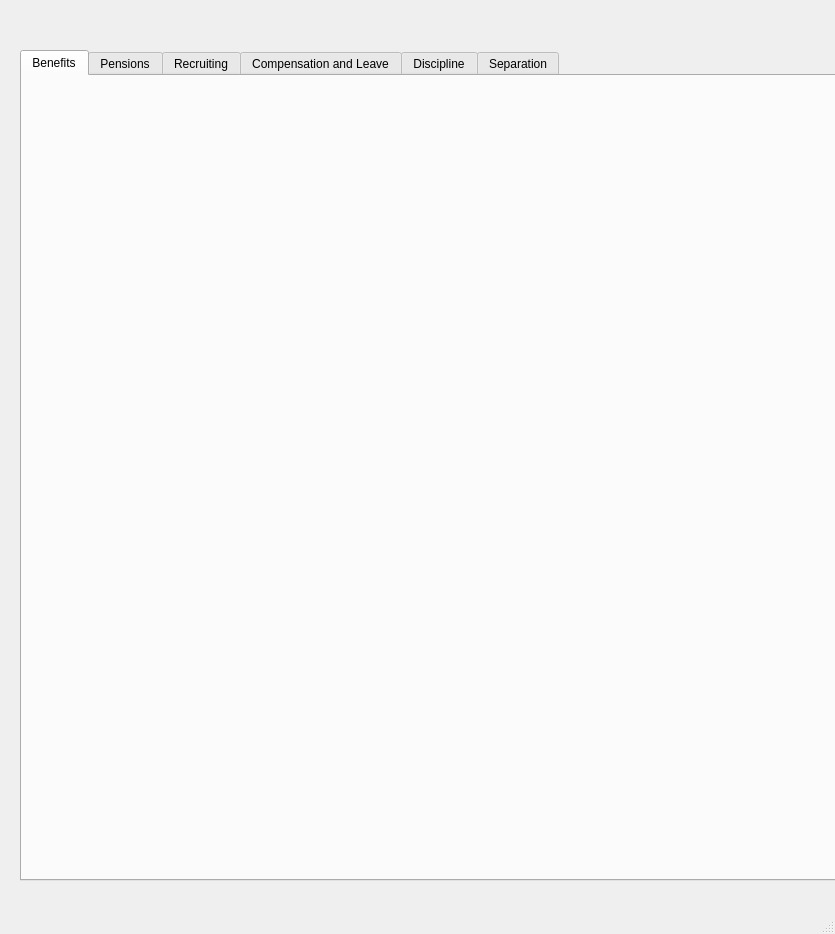
Qt form hrPortal.ui (i-Technology/HR_Portal) before a commit.
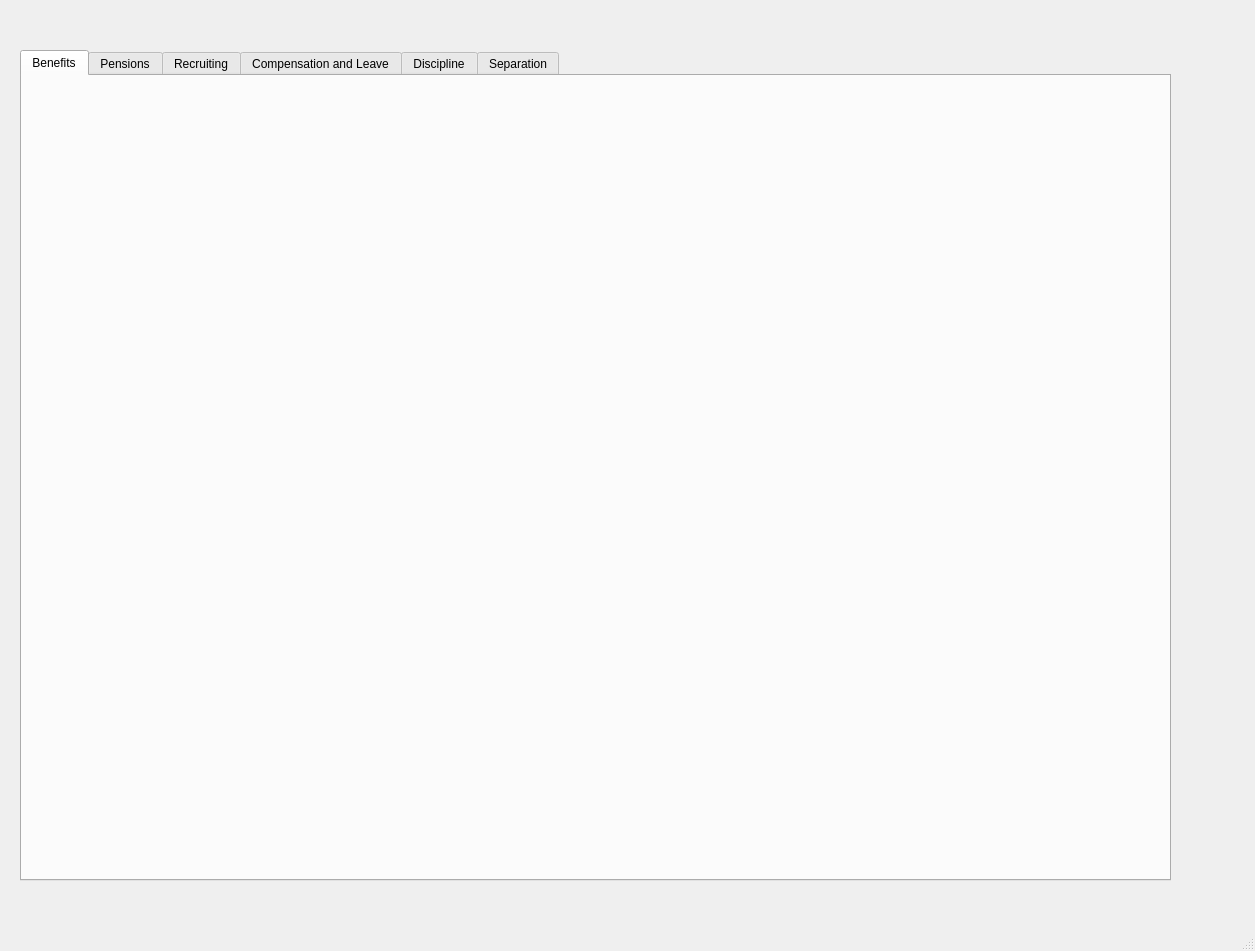
The same form after that commit. The open tabs and pages were chosen to show the change.

The edit to the form file:
```diff
--- a/hrPortal.ui
+++ b/hrPortal.ui
@@ -6,8 +6,8 @@
    <rect>
     <x>0</x>
     <y>0</y>
-    <width>835</width>
-    <height>934</height>
+    <width>1255</width>
+    <height>951</height>
    </rect>
   </property>
   <property name="windowTitle">
```
Left out of the diff: 34 changed lines with no effect on the pictures.
